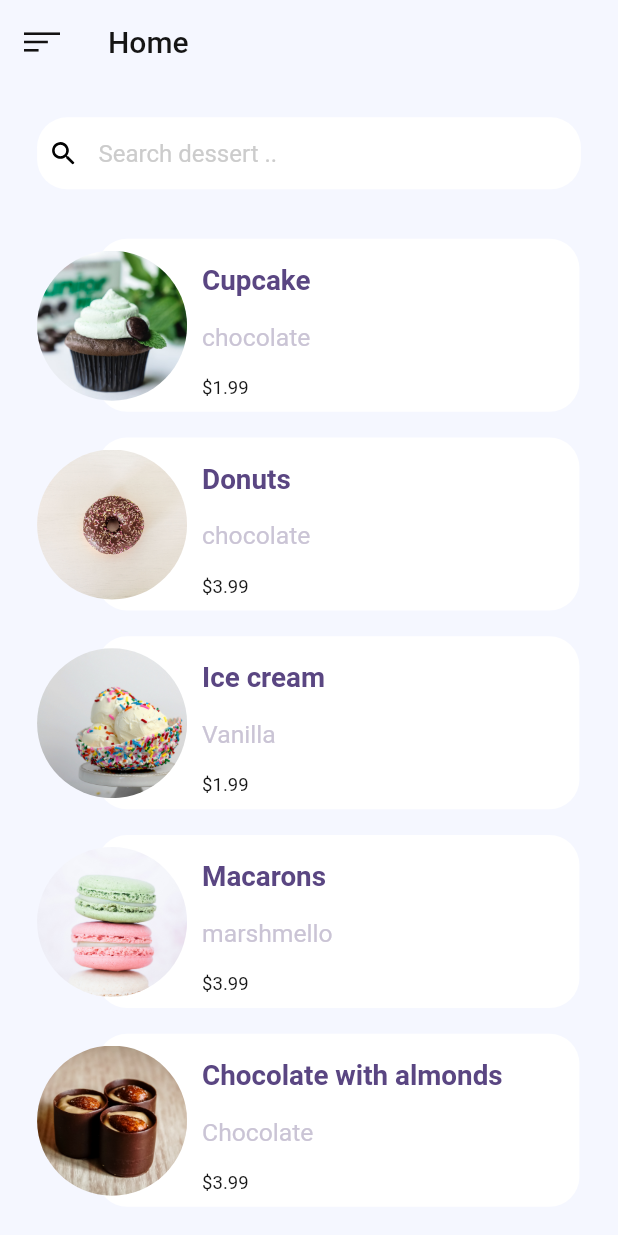
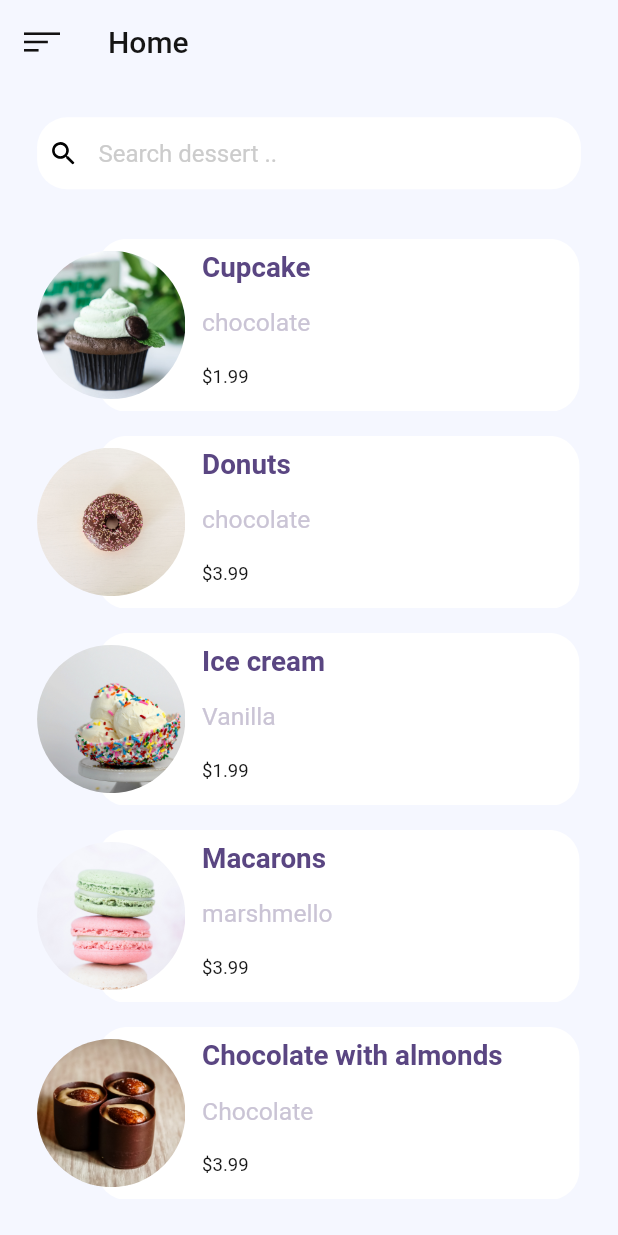
Before and after one commit to HagerElsayed/desserts_app, a Flutter app: the screen it shows after launch, on a phone screen of 412 x 824 dp. Run offline on Flutter 3.47's test engine with Material 2 defaults, Android fonts, the phone set to English and light mode, and no system bars; our stand-ins replace flutter_svg, simple_animations.

Commit message:
remove unused widgets

```diff
--- a/lib/animation/fade_animation.dart
+++ b/lib/animation/fade_animation.dart
@@ -16,8 +16,7 @@ class FadeAnimation extends StatelessWidget {
           Duration(milliseconds: 500))
       ..add(AniProps.translateY, Tween(begin: -30.0, end: 0.0),
           Duration(milliseconds: 500), Curves.easeOut);
-//0.0.tweenTo(1.0)
-// 500.milliseconds
+
     return PlayAnimation<MultiTweenValues<AniProps>>(
       delay: Duration(milliseconds: (500 * delay).round()),
       duration: tween.duration,
--- a/lib/main.dart
+++ b/lib/main.dart
@@ -1,5 +1,6 @@
 import 'package:desserts_app/screens/dessert_list/dessert_list.dart';
 import 'package:flutter/material.dart';
+import 'package:flutter/services.dart';
 
 void main() {
   runApp(MyApp());
@@ -8,6 +9,9 @@ void main() {
 class MyApp extends StatelessWidget {
   @override
   Widget build(BuildContext context) {
+    SystemChrome.setPreferredOrientations([
+      DeviceOrientation.portraitUp,
+    ]);
     return MaterialApp(
       title: 'Dessert App Flutter Demo',
       debugShowCheckedModeBanner: false,
--- a/lib/models/dessert.dart
+++ b/lib/models/dessert.dart
@@ -21,7 +21,7 @@ class Dessert {
       this.description});
 }
 
-class AppBrian {
+class AppRepo {
   static List<Dessert> desserts = [
     Dessert(
         id: 1,
--- a/lib/screens/dessert_list/dessert_card.dart
+++ b/lib/screens/dessert_list/dessert_card.dart
@@ -14,14 +14,14 @@ class DessertCard extends StatelessWidget {
   @override
   Widget build(BuildContext context) {
     return FadeAnimation(
-      AppBrian.desserts[index].id.toDouble(),
+      AppRepo.desserts[index].id.toDouble(),
       InkWell(
         onTap: () {
           Navigator.push(
               context,
               MaterialPageRoute(
                 builder: (context) => DessertDetails(
-                  dessertObject: AppBrian.desserts[index],
+                  dessertObject: AppRepo.desserts[index],
                 ),
               ));
         },
@@ -29,7 +29,7 @@ class DessertCard extends StatelessWidget {
             padding: EdgeInsets.symmetric(
               vertical: getMediaQuerySize(context).height * kPadding10,
             ),
-          child: Container(
+//          child: Container(
             child: Stack(
               children: [
                 Positioned(
@@ -38,7 +38,7 @@ class DessertCard extends StatelessWidget {
                   child: Container(
                     height: getMediaQuerySize(context).height * 0.14,
                     width: double.infinity,
-                  margin: EdgeInsets.only(left: 0),
+//                    margin: EdgeInsets.only(left: 0),
                     decoration: BoxDecoration(
                       color: Colors.white,
                       borderRadius: BorderRadius.all((Radius.circular(20))),
@@ -49,20 +49,26 @@ class DessertCard extends StatelessWidget {
                         mainAxisAlignment: MainAxisAlignment.spaceEvenly,
                         crossAxisAlignment: CrossAxisAlignment.start,
                         children: [
-                        AppText(
-                          text: AppBrian.desserts[index].name,
+                          Expanded(
+                            child: AppText(
+                              text: AppRepo.desserts[index].name,
                               fontWeight: FontWeight.w700,
                             ),
-                        AppText(
-                          text: AppBrian.desserts[index].type,
+                          ),
+                          Expanded(
+                            child: AppText(
+                              text: AppRepo.desserts[index].type,
                               fontWeight: FontWeight.w400,
                               fontSize: kFont14,
                               textColor: kLightPurpulColor,
                             ),
-                        AppText(
-                          text: AppBrian.desserts[index].price,
+                          ),
+                          Expanded(
+                            child: AppText(
+                              text: AppRepo.desserts[index].price,
                               fontSize: kFont12,
                               textColor: kTextColor,
+                            ),
                           ),
                         ],
                       ),
@@ -73,15 +79,16 @@ class DessertCard extends StatelessWidget {
                   padding: EdgeInsets.symmetric(vertical: 8.0),
                   child: ClipOval(
                     child: Image.asset(
-                    AppBrian.desserts[index].image,
-                    height: 100,
-                    width: 100,
+                      AppRepo.desserts[index].image,
+                      height: getMediaQuerySize(context).height * 0.12, //100,
+                      width: getMediaQuerySize(context).height * 0.12, //100,
                       fit: BoxFit.cover,
                     ),
                   ),
                 ),
               ],
-          )),
+            )
+//          ),
             ),
       ),
     );
--- a/lib/screens/dessert_list/dessert_list.dart
+++ b/lib/screens/dessert_list/dessert_list.dart
@@ -35,7 +35,7 @@ class _DessertListState extends State<DessertList> {
               ),
               Expanded(
                 child: ListView.builder(
-                  itemCount: AppBrian.desserts.length,
+                  itemCount: AppRepo.desserts.length,
                   itemBuilder: (context, index) => DessertCard(index: index),
                 ),
               ),
--- a/lib/screens/details/dessert_details.dart
+++ b/lib/screens/details/dessert_details.dart
@@ -18,9 +18,7 @@ class DessertDetails extends StatelessWidget {
   @override
   Widget build(BuildContext context) {
     return Scaffold(
-      body: Container(
-        color: Colors.white,
-        child: SingleChildScrollView(
+      body: SingleChildScrollView(
         child: Column(
           crossAxisAlignment: CrossAxisAlignment.stretch,
           children: [
@@ -43,15 +41,13 @@ class DessertDetails extends StatelessWidget {
                   top: 60,
                   right: 20,
                   child: InkWell(
-                        onTap: () {},
-                        child: SvgPicture.asset('icons/heart.svg')),
+                      onTap: () {}, child: SvgPicture.asset('icons/heart.svg')),
                 ),
               ],
             ),
             Padding(
               padding: EdgeInsets.symmetric(
                   horizontal: getMediaQuerySize(context).width * kPadding60),
-                child: Container(
               child: Column(
                 crossAxisAlignment: CrossAxisAlignment.stretch,
                 children: [
@@ -84,8 +80,8 @@ class DessertDetails extends StatelessWidget {
                             fontWeight: FontWeight.w700,
                           ),
                           SizedBox(
-                                width: getMediaQuerySize(context).width *
-                                    kPadding30,
+                            width:
+                                getMediaQuerySize(context).width * kPadding30,
                           ),
                           CircularButton(
                             "+",
@@ -140,10 +136,8 @@ class DessertDetails extends StatelessWidget {
                   ),
                 ],
               ),
-                ),
             )
           ],
-          ),
         ),
       ),
     );
```
Lines whose indentation alone changed are shown as unchanged.
